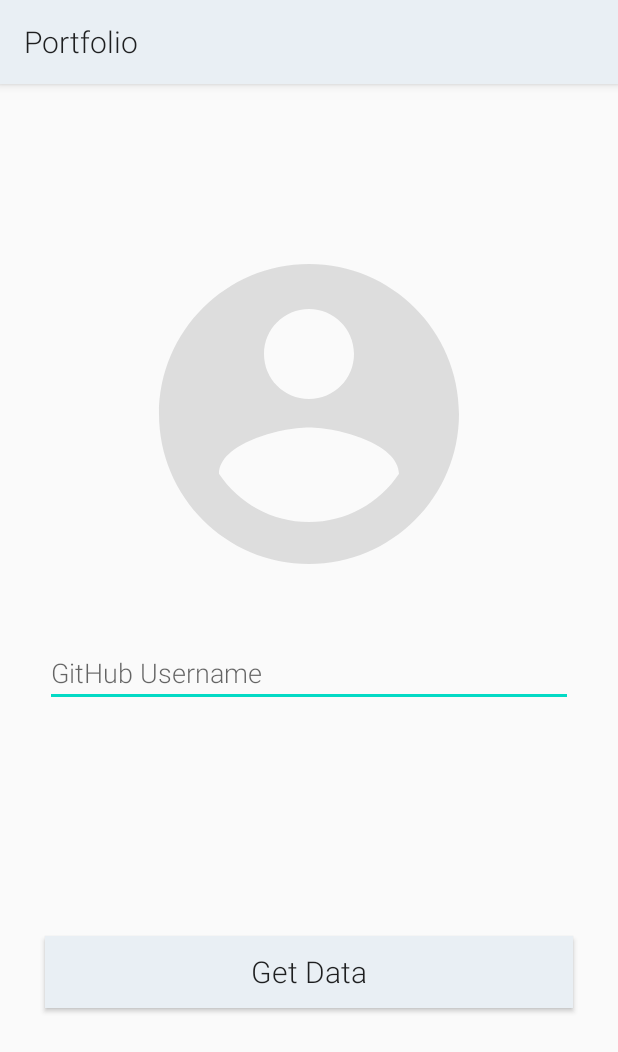
After one commit to dutta14/portfolio-android, an Android app: the fragment ProfileFragment shown on its own in the app's theme, on a phone screen of 412 x 824 dp. The commit adds this screen. Shown: the top 1052 px of the screen. Run offline under Robolectric (Android 15) with nearby library versions, the phone set to English and light mode, and no system bars; our stand-ins replace ButterKnife.

Commit message:
Add fragments for profile and detail

```diff
--- a/app/src/main/AndroidManifest.xml
+++ b/app/src/main/AndroidManifest.xml
@@ -8,6 +8,7 @@
         android:label="@string/app_name"
         android:roundIcon="@mipmap/ic_launcher_round"
         android:supportsRtl="true"
+        android:name=".PortfolioApplication"
         android:theme="@style/AppTheme">
         <activity android:name="dev.anindya.portfolio.MainActivity">
             <intent-filter>
--- /dev/null
+++ b/app/src/main/java/dev/anindya/portfolio/fragment/ProfileFragment.java
@@ -0,0 +1,64 @@
+package dev.anindya.portfolio.fragment;
+
+import android.os.Bundle;
+
+import androidx.fragment.app.Fragment;
+
+import android.util.Log;
+import android.view.LayoutInflater;
+import android.view.View;
+import android.view.ViewGroup;
+import android.widget.TextView;
+
+import butterknife.BindView;
+import butterknife.ButterKnife;
+import butterknife.OnClick;
+import dev.anindya.portfolio.R;
+
+
+/**
+ * A simple {@link Fragment} subclass.
+ * Use the {@link ProfileFragment#newInstance} factory method to
+ * create an instance of this fragment.
+ */
+public class ProfileFragment extends Fragment {
+
+    private static final String TAG = ProfileFragment.class.getSimpleName();
+
+    @BindView(R.id.github_profile_text)
+    TextView mGitHubProfileText;
+
+    public ProfileFragment() {
+        // Required empty public constructor
+    }
+
+    /**
+     * Use this factory method to create a new instance of
+     * this fragment using the provided parameters.
+     *
+     * @return A new instance of fragment ProfileFragment.
+     */
+    public static ProfileFragment newInstance() {
+        return new ProfileFragment();
+    }
+
+    @Override
+    public void onCreate(Bundle savedInstanceState) {
+        super.onCreate(savedInstanceState);
+    }
+
+    @Override
+    public View onCreateView(LayoutInflater inflater, ViewGroup container,
+                             Bundle savedInstanceState) {
+        // Inflate the layout for this fragment
+        final View view = inflater.inflate(R.layout.fragment_profile, container, false);
+        ButterKnife.bind(this, view);
+        return view;
+    }
+
+    @OnClick(R.id.get_data_btn)
+    public void onGetData() {
+        final String profileId = mGitHubProfileText.getText().toString().trim().toLowerCase();
+        Log.i(TAG, String.format("Get data for %s", profileId));
+    }
+}
--- /dev/null
+++ b/app/src/main/java/dev/anindya/portfolio/model/User.java
@@ -0,0 +1,4 @@
+package dev.anindya.portfolio.model;
+
+public class User {
+}
--- /dev/null
+++ b/app/src/main/res/drawable/ic_account.xml
@@ -0,0 +1,5 @@
+<vector android:height="24dp" android:tint="#DDDDDD"
+    android:viewportHeight="24.0" android:viewportWidth="24.0"
+    android:width="24dp" xmlns:android="http://schemas.android.com/apk/res/android">
+    <path android:fillColor="#FF000000" android:pathData="M12,2C6.48,2 2,6.48 2,12s4.48,10 10,10 10,-4.48 10,-10S17.52,2 12,2zM12,5c1.66,0 3,1.34 3,3s-1.34,3 -3,3 -3,-1.34 -3,-3 1.34,-3 3,-3zM12,19.2c-2.5,0 -4.71,-1.28 -6,-3.22 0.03,-1.99 4,-3.08 6,-3.08 1.99,0 5.97,1.09 6,3.08 -1.29,1.94 -3.5,3.22 -6,3.22z"/>
+</vector>
--- /dev/null
+++ b/app/src/main/res/layout/fragment_profile.xml
@@ -0,0 +1,45 @@
+<?xml version="1.0" encoding="utf-8"?>
+
+<androidx.constraintlayout.widget.ConstraintLayout
+    xmlns:android="http://schemas.android.com/apk/res/android"
+    xmlns:app="http://schemas.android.com/apk/res-auto"
+    xmlns:tools="http://schemas.android.com/tools"
+    android:layout_width="match_parent"
+    android:layout_height="match_parent"
+    tools:context=".fragment.ProfileFragment">
+
+    <ImageView
+        android:id="@+id/profile_picture"
+        android:layout_width="@dimen/profile_pic_width"
+        android:layout_height="@dimen/profile_pic_width"
+        android:src="@drawable/ic_account"
+        app:layout_constraintStart_toStartOf="parent"
+        app:layout_constraintEnd_toEndOf="parent"
+        app:layout_constraintTop_toTopOf="parent"
+        android:layout_marginTop="@dimen/margin_top_profile_pic"
+        android:contentDescription="@string/profile_picture"/>
+
+    <EditText
+        android:id="@+id/github_profile_text"
+        android:layout_width="match_parent"
+        android:layout_height="wrap_content"
+        app:layout_constraintStart_toStartOf="parent"
+        app:layout_constraintEnd_toEndOf="parent"
+        app:layout_constraintTop_toBottomOf="@id/profile_picture"
+        android:layout_margin="@dimen/margin_account_button"
+        android:hint="@string/github_username"
+        android:inputType="text"/>
+
+    <Button
+        android:id="@+id/get_data_btn"
+        android:layout_width="match_parent"
+        android:layout_height="wrap_content"
+        app:layout_constraintStart_toStartOf="parent"
+        app:layout_constraintEnd_toEndOf="parent"
+        app:layout_constraintTop_toBottomOf="@id/github_profile_text"
+        app:layout_constraintBottom_toBottomOf="parent"
+        android:layout_margin="@dimen/margin_account_button"
+        android:text="@string/get_data"
+        style="@style/AccountButton"/>
+
+</androidx.constraintlayout.widget.ConstraintLayout>
--- a/app/src/main/res/values/colors.xml
+++ b/app/src/main/res/values/colors.xml
@@ -1,6 +1,6 @@
 <?xml version="1.0" encoding="utf-8"?>
 <resources>
-    <color name="colorPrimary">#6200EE</color>
-    <color name="colorPrimaryDark">#3700B3</color>
+    <color name="colorPrimary">#E9EFF4</color>
+    <color name="colorPrimaryDark">#E9EFF4</color>
     <color name="colorAccent">#03DAC5</color>
 </resources>
--- /dev/null
+++ b/app/src/main/res/values/dimens.xml
@@ -0,0 +1,6 @@
+<?xml version="1.0" encoding="utf-8"?>
+<resources>
+    <dimen name="profile_pic_width">240dp</dimen>
+    <dimen name="margin_top_profile_pic">100dp</dimen>
+    <dimen name="margin_account_button">30dp</dimen>
+</resources>
--- a/app/src/main/res/values/strings.xml
+++ b/app/src/main/res/values/strings.xml
@@ -1,3 +1,9 @@
 <resources>
     <string name="app_name">Portfolio</string>
+
+    <string name="hello_profile_fragment">Hello profile fragment</string>
+    <string name="hello_details_fragment">Hello details fragment</string>
+    <string name="profile_picture">Profile picture</string>
+    <string name="github_username">GitHub Username</string>
+    <string name="get_data">Get Data</string>
 </resources>
--- a/app/src/main/res/values/styles.xml
+++ b/app/src/main/res/values/styles.xml
@@ -1,11 +1,17 @@
 <resources>
 
     <!-- Base application theme. -->
-    <style name="AppTheme" parent="Theme.AppCompat.Light.DarkActionBar">
+    <style name="AppTheme" parent="Theme.AppCompat.Light">
         <!-- Customize your theme here. -->
         <item name="colorPrimary">@color/colorPrimary</item>
         <item name="colorPrimaryDark">@color/colorPrimaryDark</item>
         <item name="colorAccent">@color/colorAccent</item>
+        <item name="fontFamily">sans-serif-light</item>
+    </style>
+
+    <style name="AccountButton" parent="AppTheme">
+        <item name="android:textSize">20sp</item>
+        <item name="android:background">@color/colorPrimary</item>
     </style>
 
 </resources>
```
Also changed, not shown: app/build.gradle (+15 -0 lines), app/src/main/java/dev/anindya/portfolio/MainActivity.java (+41 -0 lines), app/src/main/java/dev/anindya/portfolio/PortfolioApplication.java (added, +19 -0 lines), app/src/main/java/dev/anindya/portfolio/account/AccountType.java (added, +19 -0 lines), app/src/main/java/dev/anindya/portfolio/fragment/DetailsFragment.java (added, +60 -0 lines), app/src/main/java/dev/anindya/portfolio/retrofit/github/GitHubRetrofitProvider.java (added, +13 -0 lines), app/src/main/java/dev/anindya/portfolio/retrofit/github/GitHubService.java (added, +12 -0 lines), app/src/main/res/layout/activity_main.xml (+12 -15 lines), app/src/main/res/layout/fragment_details.xml (added, +14 -0 lines), 2 other files.
